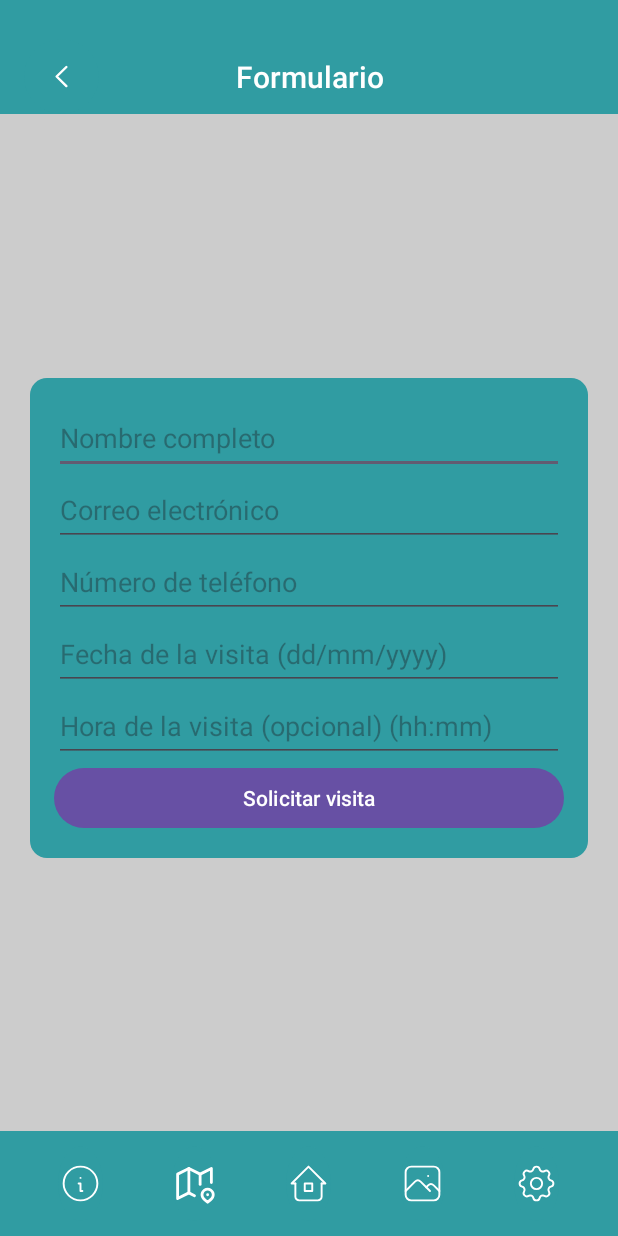
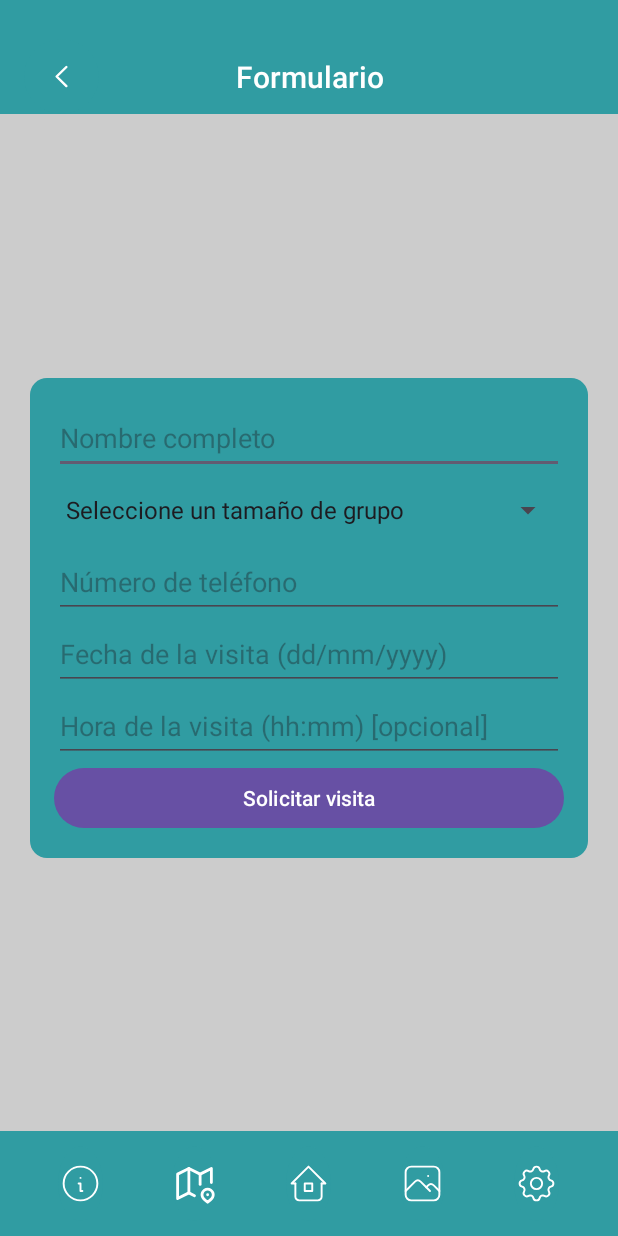
Before and after one commit to kuvx/Pintia, an Android app: the RequestVisitActivity screen opened directly, with no data from a screen before it, after a tap on "Solicitar visita", on a phone screen of 412 x 824 dp. Run offline under Robolectric (Android 15) with nearby library versions, the phone set to English and light mode, and no system bars.

Commit message:
Ajuste de idiomas

```diff
--- a/app/src/main/java/com/example/pintia/RequestVisitActivity.kt
+++ b/app/src/main/java/com/example/pintia/RequestVisitActivity.kt
@@ -11,11 +11,14 @@ import android.app.DatePickerDialog
 import android.app.TimePickerDialog
 import android.content.Intent
 import android.net.Uri
+import android.widget.ArrayAdapter
+import android.widget.Spinner
 import kotlinx.coroutines.CoroutineScope
 import kotlinx.coroutines.Dispatchers
 import kotlinx.coroutines.launch
 import java.util.Calendar
 import java.util.Locale
+import kotlin.reflect.typeOf
 
 class RequestVisitActivity : AppCompatActivity() {
 
@@ -26,7 +29,16 @@ class RequestVisitActivity : AppCompatActivity() {
         header.title = getString(R.string.request)
 
         val etName = findViewById<EditText>(R.id.et_name)
-        val etEmail = findViewById<EditText>(R.id.et_email)
+        val etGroupSize = findViewById<Spinner>(R.id.et_group_size)
+
+        // Establecer valores al spinner
+        val hint = getString(R.string.visit_request_group_size_hint)
+        val numberList: List<Any> =
+            listOf(hint) + (3..7).toMutableList()
+        val adapter = ArrayAdapter(this, android.R.layout.simple_spinner_item, numberList)
+        adapter.setDropDownViewResource(android.R.layout.simple_spinner_dropdown_item)
+        etGroupSize.adapter = adapter
+
         val etPhone = findViewById<EditText>(R.id.et_phone)
         val etDate = findViewById<EditText>(R.id.et_date)
         val etTime = findViewById<EditText>(R.id.et_time)
@@ -71,12 +83,11 @@ class RequestVisitActivity : AppCompatActivity() {
 
         btnSubmit.setOnClickListener {
             val name = etName.text.toString().trim()
-            val email = etEmail.text.toString().trim()
             val phone = etPhone.text.toString().trim()
             val date = etDate.text.toString().trim()
             val time = etTime.text.toString().trim()
 
-            val body = genBody(name, email, phone, date, time)
+            val body = genBody(name, etGroupSize, phone, date, time)
 
             if (body.isNotEmpty()) {
                 CoroutineScope(Dispatchers.Main).launch {
@@ -86,7 +97,7 @@ class RequestVisitActivity : AppCompatActivity() {
                 Toast.makeText(this, "Visita solicitada exitosamente", Toast.LENGTH_SHORT).show()
 
                 etName.text.clear()
-                etEmail.text.clear()
+                etGroupSize.setSelection(0)
                 etPhone.text.clear()
                 etDate.text.clear()
             } else {
@@ -98,21 +109,21 @@ class RequestVisitActivity : AppCompatActivity() {
 
     private fun genBody(
         name: String,
-        email: String,
+        etGroupSize: Spinner,
         phone: String,
         date: String,
         time: String
     ): String {
-        if (name.isNotEmpty() && email.isNotEmpty() && phone.isNotEmpty() && date.isNotEmpty()) {
-            val fecha = if (time.isNotEmpty()) " sobre las $time h" else ""
-            val text =
-                "¡Hola Carlos!\n\nSoy $name y estoy interesado en hacer una visita por pintia.\n" +
-                        "Somos un grupo compuesto por $ personas, la visita nos gustaría que fuese para el" +
-                        "día $date$fecha.\n\nQuedamos pendientes de tu confirmación o contrapropuesta.\n\n" +
-                        "Podemos continuar a través de este correo o a través del teléfono $phone.\n\n" +
-                        "Atentamente $name."
-
-            return text
+        if (name.isNotEmpty() && etGroupSize.selectedItemPosition > 0 && phone.isNotEmpty() && date.isNotEmpty()) {
+            val fecha = if (time.isNotEmpty()) " a las ${time}h" else ""
+            return "¡Hola Carlos!\n\n" +
+                    "Soy $name y estoy interesado en hacer una visita por pintia.\n" +
+                    "Somos un grupo compuesto por ${etGroupSize.selectedItem} personas, la visita"+
+                    " nos gustaría que fuese para el día $date$fecha.\n\n" +
+                    "También, nos gustaría conocer el precio de la visita.\n\n" +
+                    "Quedamos pendientes de tu confirmación o contrapropuesta.\n\n" +
+                    "Podemos continuar a través de este correo o a través del teléfono $phone.\n\n" +
+                    "Atentamente $name."
         } else {
             return ""
         }
--- a/app/src/main/java/com/example/pintia/utils/environment.kt
+++ b/app/src/main/java/com/example/pintia/utils/environment.kt
@@ -1 +1 @@
-val EMAIL_DEST="migudel.infor@gmail.com"
+val EMAIL_DEST="cevfw@uva.es"
--- a/app/src/main/res/layout/activity_request_visit.xml
+++ b/app/src/main/res/layout/activity_request_visit.xml
@@ -35,28 +35,31 @@
                 android:id="@+id/et_name"
                 android:layout_width="match_parent"
                 android:layout_height="48dp"
-                android:hint="Nombre completo"
-                android:inputType="textPersonName" />
+                android:hint="@string/visit_request_name"
+                android:inputType="textPersonName"
+                android:autofillHints="name" />
 
-            <EditText
-                android:id="@+id/et_email"
+            <Spinner
+                android:id="@+id/et_group_size"
                 android:layout_width="match_parent"
                 android:layout_height="48dp"
-                android:hint="Correo electrónico"
-                android:inputType="textEmailAddress" />
+                android:hint="@string/visit_request_group_size"
+                android:inputType="number" />
 
             <EditText
                 android:id="@+id/et_phone"
                 android:layout_width="match_parent"
                 android:layout_height="48dp"
-                android:hint="Número de teléfono"
-                android:inputType="phone" />
+                android:hint="@string/visit_request_phone"
+                android:inputType="phone"
+                android:autofillHints="phone"
+                />
 
             <EditText
                 android:id="@+id/et_date"
                 android:layout_width="match_parent"
                 android:layout_height="48dp"
-                android:hint="Fecha de la visita (dd/mm/yyyy)"
+                android:hint="@string/visit_request_date"
                 android:inputType="date"
                 android:focusable="false"
                 android:clickable="true"
@@ -66,7 +69,7 @@
                 android:id="@+id/et_time"
                 android:layout_width="match_parent"
                 android:layout_height="48dp"
-                android:hint="Hora de la visita (opcional) (hh:mm)"
+                android:hint="@string/visit_request_time"
                 android:inputType="time"
                 android:focusable="false"
                 android:clickable="true"
@@ -76,7 +79,7 @@
                 android:id="@+id/btn_submit"
                 android:layout_width="match_parent"
                 android:layout_height="wrap_content"
-                android:text="Solicitar visita" />
+                android:text="@string/visit_request_submit_text" />
 
         </LinearLayout>
 
--- a/app/src/main/res/values/strings.xml
+++ b/app/src/main/res/values/strings.xml
@@ -33,5 +33,11 @@
     <string name="info_more_info_content">more_info_contenido</string>
     <string name="info_challenges_title">retos</string>
     <string name="info_challenges_content">retos_contenido</string>
-
+    <string name="visit_request_name">Nombre completo</string>
+    <string name="visit_request_group_size">Tamaño del grupo</string>
+    <string name="visit_request_group_size_hint">Seleccione un tamaño de grupo</string>
+    <string name="visit_request_phone">Número de teléfono</string>
+    <string name="visit_request_date">Fecha de la visita (dd/mm/yyyy)</string>
+    <string name="visit_request_time">Hora de la visita (hh:mm) [opcional]</string>
+    <string name="visit_request_submit_text">Solicitar visita</string>
 </resources>
```
Also changed, not shown: 2 other files.
